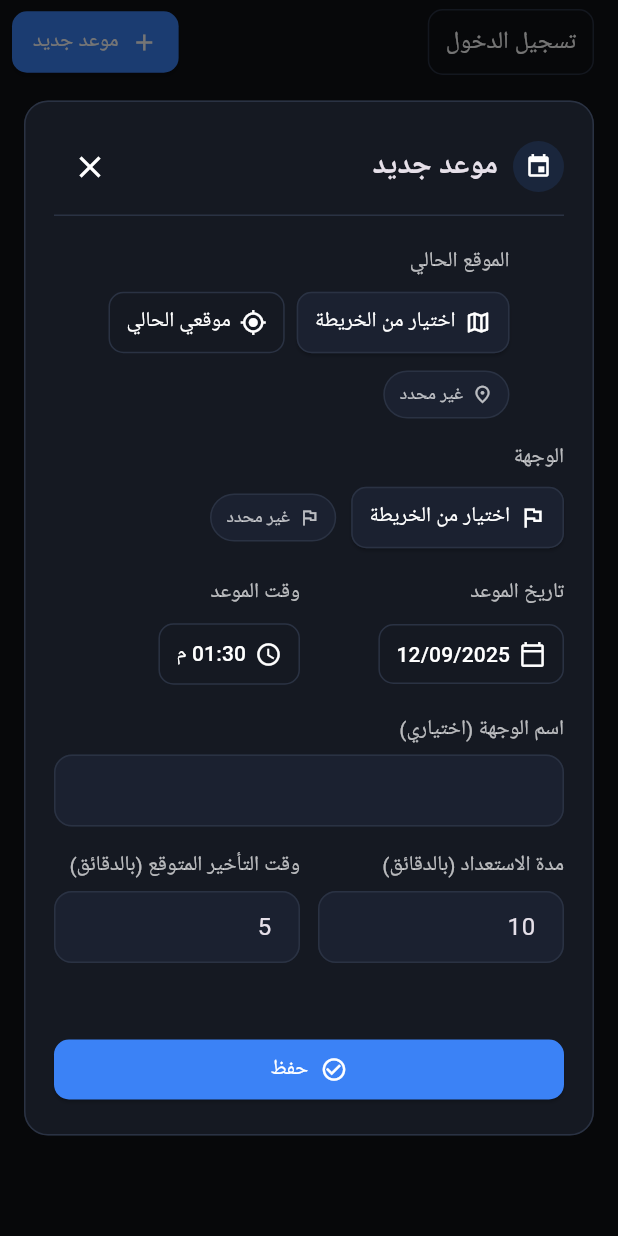
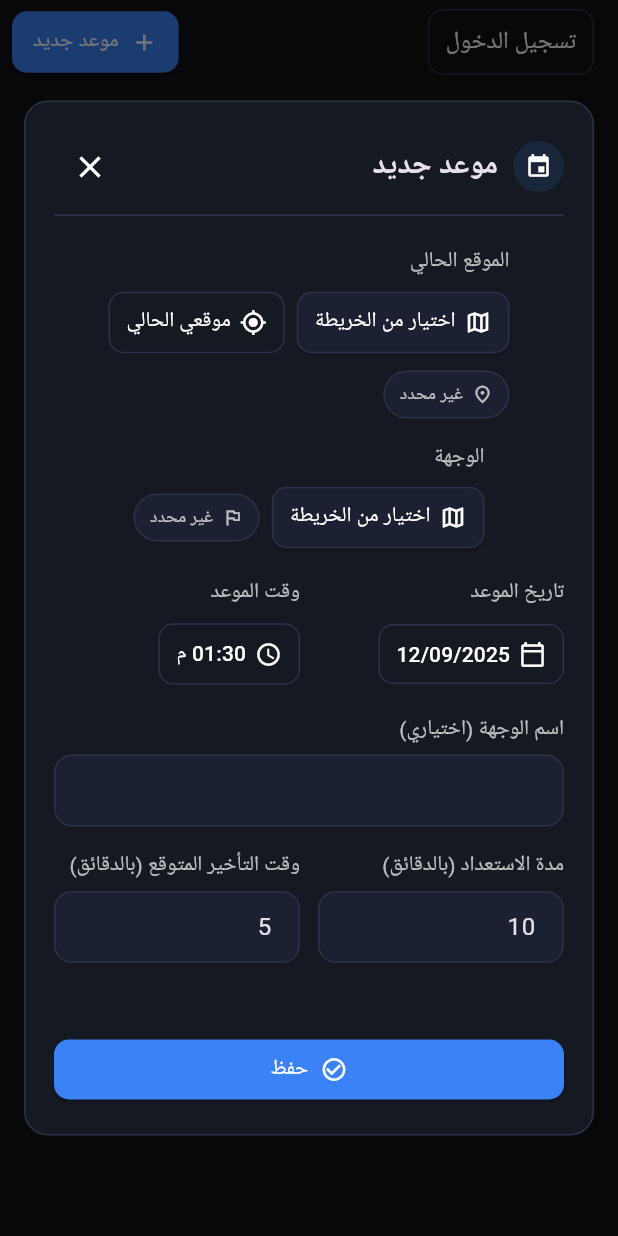
Before and after one commit to Basel-Alghamdi/Moaqetak, a Flutter app: the screen it shows after launch, after a tap on "أنشئ موعدك الآن", on a phone screen of 412 x 824 dp. Run offline on Flutter 3.47's test engine with Material 3 defaults, Android fonts, the phone set to English and light mode, and no system bars; our stand-ins replace firebase_auth, firebase_core, geolocator; accounts and stored records are empty.

Commit message:
icons&allignment

```diff
--- a/lib/main.dart
+++ b/lib/main.dart
@@ -883,7 +883,10 @@ class _AppointmentDialogState extends State<_AppointmentDialog> {
               ),
               _fieldGroup(
                 label: 'الوجهة',
-                child: Row(
+                child: Wrap(
+                  crossAxisAlignment: WrapCrossAlignment.center,
+                  spacing: 8,
+                  runSpacing: 8,
                   children: [
                     ElevatedButton(
                       onPressed: () => _pickOnMap(false),
@@ -891,13 +894,12 @@ class _AppointmentDialogState extends State<_AppointmentDialog> {
                       child: const Row(
                         mainAxisSize: MainAxisSize.min,
                         children: [
-                          Icon(Icons.flag_outlined, size: 18),
+                          Icon(Icons.map_outlined, size: 18),
                           SizedBox(width: 6),
                           Text('اختيار من الخريطة'),
                         ],
                       ),
                     ),
-                    const SizedBox(width: 10),
                     _destination == null
                         ? const AppTag('غير محدد', icon: Icons.flag_outlined)
                         : AppTag('${_destination!.lat.toStringAsFixed(4)}, ${_destination!.lng.toStringAsFixed(4)}', icon: Icons.flag_outlined),
```
